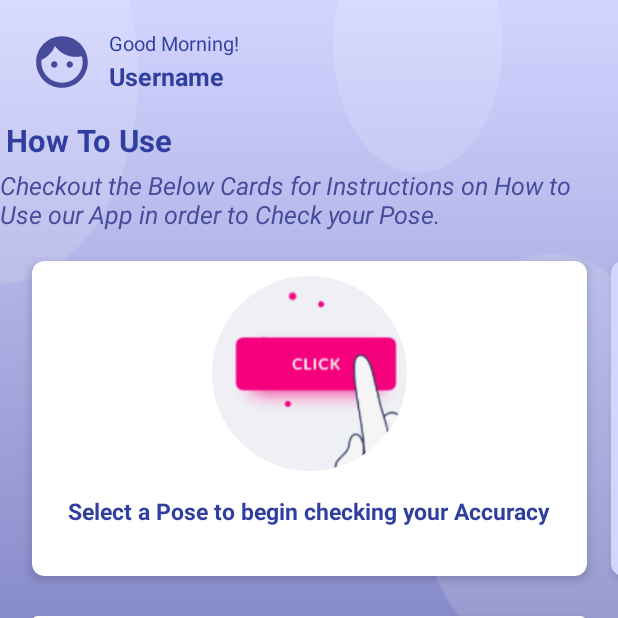
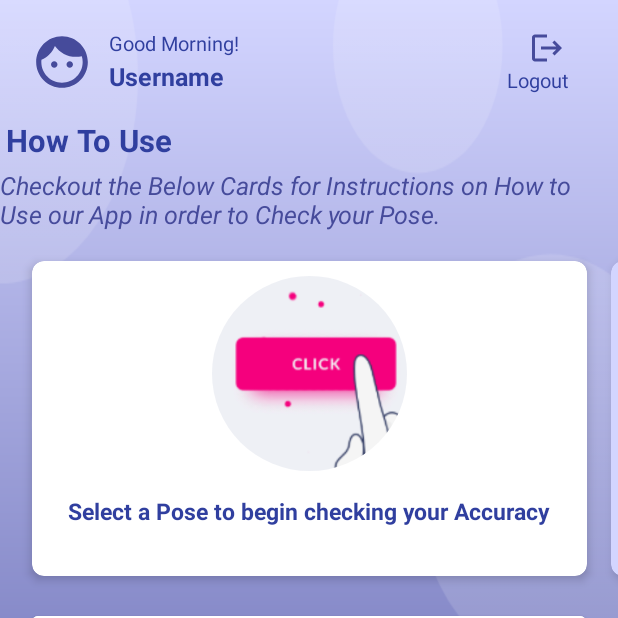
Before and after one commit to NajlaAlsafadi/PosePerfectApp, an Android app: the HomeActivity screen opened directly, with no data from a screen before it, on a phone screen of 412 x 824 dp, the top half of it. Run offline under Robolectric (Android 15) with nearby library versions, the phone set to English and light mode, and no system bars; our stand-ins replace Firebase (no records; nobody signed in at launch, a user with empty details on screens opened directly), sdp/ssp sizes; libraries missing offline, so code that uses them is left out: com.makeramen.roundedimageview; plain views replace RoundedImageView; pictures from the network do not load; 1 statement that could not run was skipped.

Commit message:
added logout
also has dialog to check w/user

```diff
--- /dev/null
+++ b/app/src/main/res/drawable/ic_logout.xml
@@ -0,0 +1,5 @@
+<vector android:autoMirrored="true" android:height="24dp"
+    android:tint="#464B9B" android:viewportHeight="24"
+    android:viewportWidth="24" android:width="24dp" xmlns:android="http://schemas.android.com/apk/res/android">
+    <path android:fillColor="@android:color/white" android:pathData="M17,7l-1.41,1.41L18.17,11H8v2h10.17l-2.58,2.58L17,17l5,-5zM4,5h8V3H4c-1.1,0 -2,0.9 -2,2v14c0,1.1 0.9,2 2,2h8v-2H4V5z"/>
+</vector>
--- a/app/src/main/res/layout/fragment_home.xml
+++ b/app/src/main/res/layout/fragment_home.xml
@@ -41,7 +41,7 @@
         android:textColor="@color/colorPrimaryDark"
         android:textSize="@dimen/_10ssp"
         app:layout_constraintBottom_toTopOf="@+id/username"
-        app:layout_constraintEnd_toEndOf="parent"
+        app:layout_constraintEnd_toStartOf="@+id/logout"
         app:layout_constraintStart_toEndOf="@id/imageProfile"
         app:layout_constraintTop_toTopOf="@id/imageProfile" />
 
@@ -56,10 +56,24 @@
         android:textSize="@dimen/_13ssp"
         android:textStyle="bold"
         app:layout_constraintBottom_toBottomOf="@id/imageProfile"
-        app:layout_constraintEnd_toEndOf="parent"
-        app:layout_constraintHorizontal_bias="1.0"
+        app:layout_constraintEnd_toStartOf="@+id/logout"
         app:layout_constraintStart_toEndOf="@id/imageProfile"
         app:layout_constraintTop_toBottomOf="@id/daytimemsg" />
+
+    <TextView
+        android:id="@+id/logout"
+        android:layout_width="54dp"
+        android:layout_height="55dp"
+        android:layout_marginTop="20dp"
+        android:layout_marginEnd="20dp"
+        android:drawableTop="@drawable/ic_logout"
+        android:text="Logout"
+        android:textColor="@color/colorPrimaryDark"
+        android:textSize="@dimen/_10ssp"
+        android:clickable="true"
+        android:focusable="true"
+        app:layout_constraintEnd_toEndOf="parent"
+        app:layout_constraintTop_toTopOf="parent" />
 
     <TextView
         android:id="@+id/howToUse"
```
Also changed, not shown: app/src/main/java/com/example/poseperfect/homeNav/HomeActivity.java (+5 -2 lines), app/src/main/java/com/example/poseperfect/homeNav/HomeFragment.java (+23 -0 lines).
